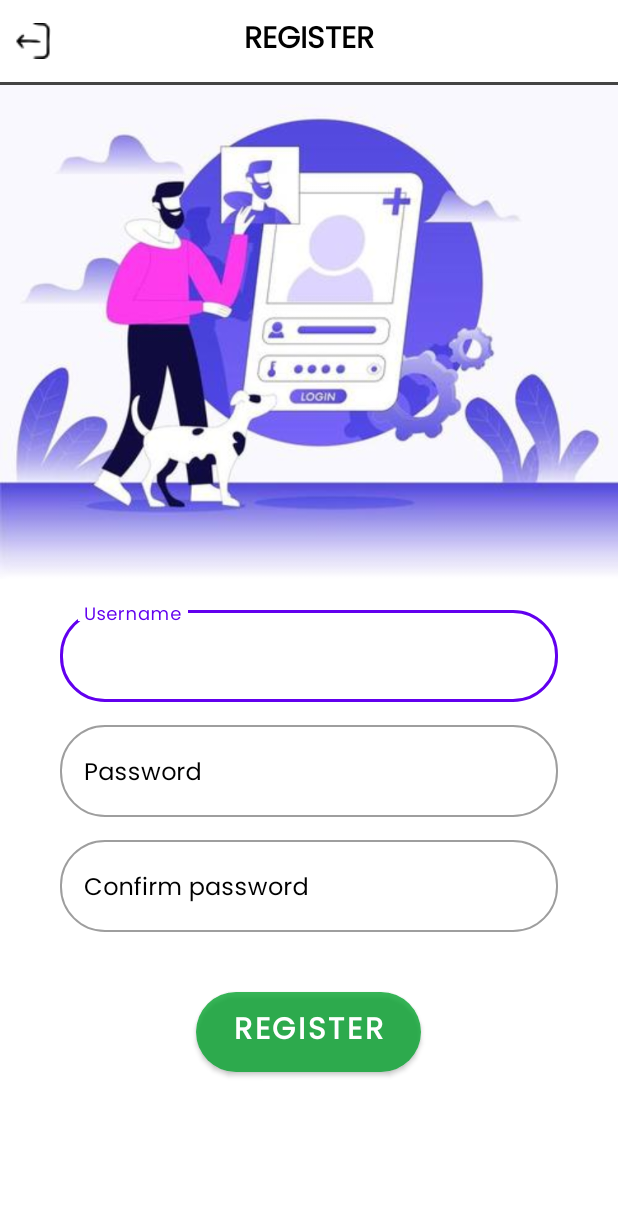
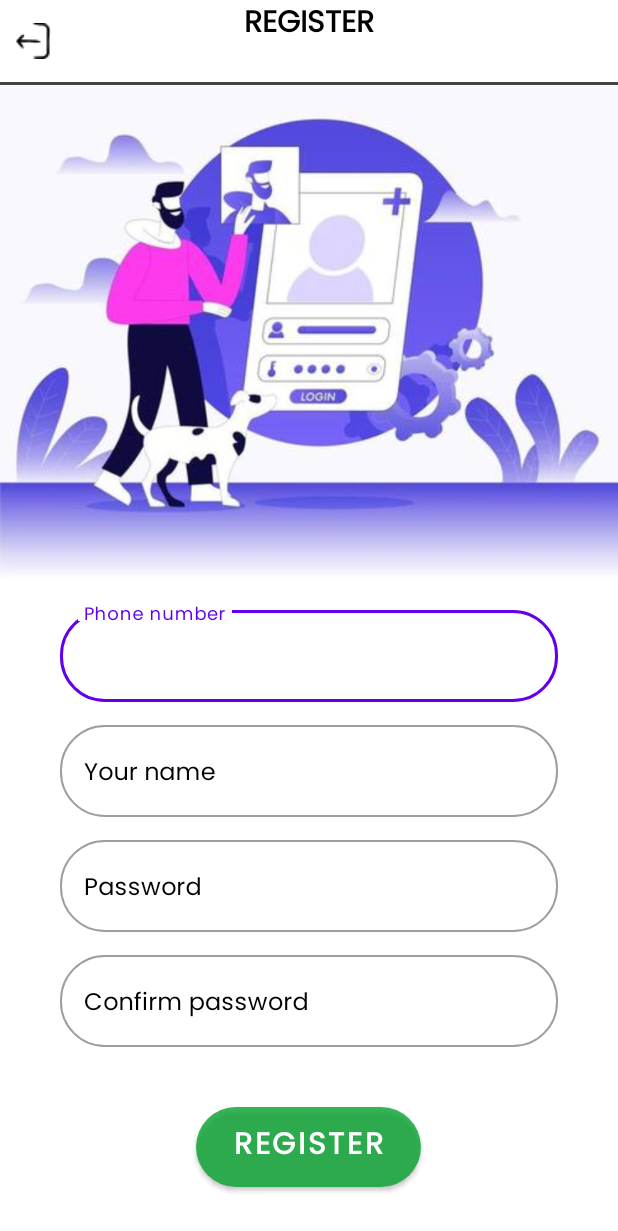
Before and after one commit to trunghiencdr/qlns_android_app, an Android app: the layout activity_signup.xml on its own in the app's theme, with its tools: preview values and no code run, on a phone screen of 412 x 824 dp. Shown: the top 1231 px of the screen. Run offline under Robolectric (Android 15) with nearby library versions, the phone set to English and light mode, and no system bars; network calls fail.

Commit message:
tam xong singup sign in

```diff
--- a/app/src/main/AndroidManifest.xml
+++ b/app/src/main/AndroidManifest.xml
@@ -16,7 +16,7 @@
             android:name=".feature.account.signin.CategoryScreenActivity"
             android:exported="false" />
         <activity
-            android:name=".feature.account.signup.SignupActivity"
+            android:name=".Activity.SignupActivity"
             android:exported="false" />
         <activity
             android:name=".Activity.ProductListActivity"
--- a/app/src/main/res/layout/activity_main.xml
+++ b/app/src/main/res/layout/activity_main.xml
@@ -93,7 +93,7 @@
                     app:layout_constraintTop_toTopOf="@+id/textView" />
 
                 <TextView
-                    android:id="@+id/textView"
+                    android:id="@+id/txt_name_main"
                     android:layout_width="wrap_content"
                     android:layout_height="wrap_content"
                     android:layout_marginStart="32dp"
--- a/app/src/main/res/layout/activity_signup.xml
+++ b/app/src/main/res/layout/activity_signup.xml
@@ -15,7 +15,7 @@
 
 
         <ImageView
-            android:id="@+id/imageView"
+            android:id="@+id/btn_back_sign_up"
             android:layout_width="wrap_content"
             android:layout_height="wrap_content"
             android:layout_marginStart="10dp"
@@ -84,7 +84,7 @@
                     android:layout_width="match_parent"
                     android:layout_height="wrap_content"
                     android:layout_marginTop="15dp"
-                    android:hint="Username"
+                    android:hint="Phone number"
                     android:textColorHint="@color/black"
                     app:boxCornerRadiusBottomEnd="@dimen/edit_text_radius"
                     app:boxCornerRadiusBottomStart="@dimen/edit_text_radius"
@@ -95,11 +95,37 @@
                     app:startIconCheckable="true">
 
                     <com.google.android.material.textfield.TextInputEditText
+                        android:id="@+id/edit_text_username_sign_up"
                         android:layout_width="match_parent"
                         android:layout_height="wrap_content"
                         android:inputType="text">
 
                     </com.google.android.material.textfield.TextInputEditText>
+                </com.google.android.material.textfield.TextInputLayout>
+
+                <com.google.android.material.textfield.TextInputLayout
+                    style="@style/Widget.MaterialComponents.TextInputLayout.OutlinedBox"
+                    android:layout_width="match_parent"
+                    android:layout_height="wrap_content"
+                    android:layout_marginTop="10dp"
+                    android:hint="Your name"
+                    android:textColorHint="@color/black"
+                    app:boxCornerRadiusBottomEnd="@dimen/edit_text_radius"
+                    app:boxCornerRadiusBottomStart="@dimen/edit_text_radius"
+                    app:boxCornerRadiusTopEnd="@dimen/edit_text_radius"
+                    app:boxCornerRadiusTopStart="@dimen/edit_text_radius"
+                    app:boxStrokeWidth="1dp"
+                    app:hintEnabled="true"
+                    app:startIconCheckable="true">
+
+                    <com.google.android.material.textfield.TextInputEditText
+                        android:id="@+id/edit_text_name_sign_up"
+                        android:layout_width="match_parent"
+                        android:layout_height="wrap_content"
+                        android:inputType="text">
+
+                    </com.google.android.material.textfield.TextInputEditText>
+
                 </com.google.android.material.textfield.TextInputLayout>
 
                 <com.google.android.material.textfield.TextInputLayout
@@ -118,6 +144,7 @@
                     app:startIconCheckable="true">
 
                     <com.google.android.material.textfield.TextInputEditText
+                        android:id="@+id/edit_text_password_sign_up"
                         android:layout_width="match_parent"
                         android:layout_height="wrap_content"
                         android:inputType="text">
@@ -125,7 +152,6 @@
                     </com.google.android.material.textfield.TextInputEditText>
 
                 </com.google.android.material.textfield.TextInputLayout>
-
                 <com.google.android.material.textfield.TextInputLayout
                     style="@style/Widget.MaterialComponents.TextInputLayout.OutlinedBox"
                     android:layout_width="match_parent"
@@ -142,6 +168,7 @@
                     app:startIconCheckable="true">
 
                     <com.google.android.material.textfield.TextInputEditText
+                        android:id="@+id/edit_text_confirm_password_sign_up"
                         android:layout_width="match_parent"
                         android:layout_height="wrap_content"
                         android:inputType="text">
@@ -149,10 +176,8 @@
                     </com.google.android.material.textfield.TextInputEditText>
 
                 </com.google.android.material.textfield.TextInputLayout>
-
-
                 <Button
-                    android:id="@+id/button"
+                    android:id="@+id/btn_confirm_sign_up"
                     style="@style/ButtonNormal"
                     android:layout_width="wrap_content"
                     android:layout_height="wrap_content"
```
Also changed, not shown: app/src/main/java/com/example/food/Activity/IntroActivity.java (+8 -2 lines), app/src/main/java/com/example/food/Activity/MainActivity.java (+42 -2 lines), app/src/main/java/com/example/food/Activity/SigninActivity.java (+28 -9 lines), app/src/main/java/com/example/food/Activity/SignupActivity.java (added, +86 -0 lines), app/src/main/java/com/example/food/feature/account/signup/SignupActivity.java (deleted, +0 -18 lines), app/src/main/java/com/example/food/model/RequestSignup.java (added, +40 -0 lines), app/src/main/java/com/example/food/model/User.java (+14 -16 lines), app/src/main/java/com/example/food/service/UserService.java (+4 -3 lines), app/src/main/java/com/example/food/util/AppUtils.java (added, +29 -0 lines), app/src/main/java/com/example/food/viewmodel/UserViewModel.java (+20 -5 lines), app/src/main/res/layout/activity_signin.xml (+9 -14 lines).
